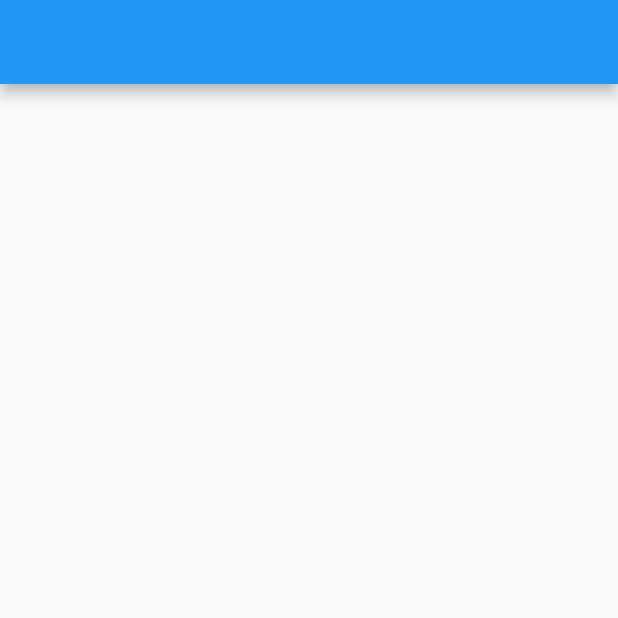
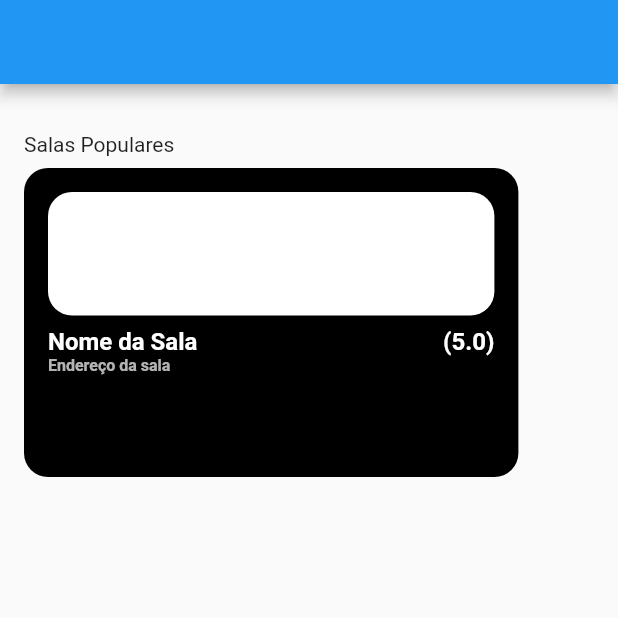
Before and after one commit to projetos-ifro/reserva_pra_mim, a Flutter app: the screen it shows after launch, on a phone screen of 412 x 824 dp, the top half of it. Run offline on Flutter 3.47's test engine with Material 2 defaults, Android fonts, the phone set to English and light mode, and no system bars.

Commit message:
1.0 - HomePage

```diff
--- a/lib/views/pages/start/home_page.dart
+++ b/lib/views/pages/start/home_page.dart
@@ -11,12 +11,78 @@ class HomeScreen extends StatefulWidget {
 class _HomeScreenState extends State<HomeScreen> {
   @override
   Widget build(BuildContext context) {
+    Size size = MediaQuery.of(context).size;
+
     return Scaffold(
       appBar: AppBar(),
-      body: Container(
+      body: Padding(
         padding: EdgeInsets.symmetric(
-            horizontal: defaultpd * 2, vertical: defaultpd),
-        child: Column(children: [Container(), Container(), Container()]),
+            horizontal: defaultpd, vertical: defaultpd * 2),
+        child: Column(crossAxisAlignment: CrossAxisAlignment.start, children: [
+          Container(
+            child:
+                Column(crossAxisAlignment: CrossAxisAlignment.start, children: [
+              const Text(
+                'Salas Populares',
+              ),
+              SizedBox(
+                height: defaultpd / 2,
+              ),
+              Container(
+                width: size.width * 0.80,
+                height: size.height * 0.25,
+                decoration: BoxDecoration(
+                    color: Colors.black,
+                    borderRadius: BorderRadius.circular(defaultpd)),
+                child: Container(
+                  padding: EdgeInsets.all(defaultpd),
+                  child: Column(
+                      crossAxisAlignment: CrossAxisAlignment.start,
+                      children: [
+                        Container(
+                          height: size.height * .10,
+                          width: size.width * 0.8,
+                          decoration: BoxDecoration(
+                              color: Colors.white,
+                              borderRadius: BorderRadius.circular(defaultpd)),
+                        ),
+                        SizedBox(
+                          height: defaultpd / 2,
+                        ),
+                        Row(
+                          mainAxisAlignment: MainAxisAlignment.spaceBetween,
+                          children: [
+                            Text(
+                              'Nome da Sala',
+                              style: TextStyle(
+                                  fontWeight: FontWeight.bold,
+                                  color: Colors.white,
+                                  fontSize: defaultpd),
+                            ),
+                            Text(
+                              '(5.0)',
+                              style: TextStyle(
+                                  fontWeight: FontWeight.bold,
+                                  color: Colors.white,
+                                  fontSize: defaultpd),
+                            ),
+                          ],
+                        ),
+                        Text(
+                          'Endereço da sala',
+                          style: TextStyle(
+                              color: Colors.white70,
+                              fontWeight: FontWeight.bold,
+                              fontSize: defaultpd / 1.5),
+                        )
+                      ]),
+                ),
+              )
+            ]),
+          ),
+          Container(),
+          Container()
+        ]),
       ),
     );
   }
```
